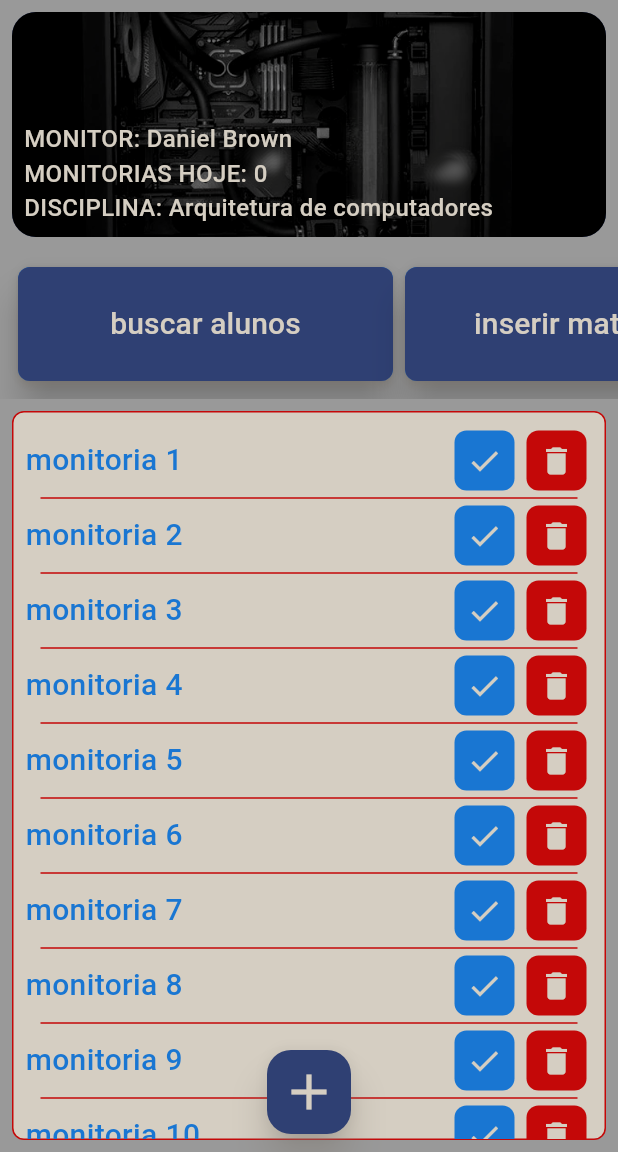
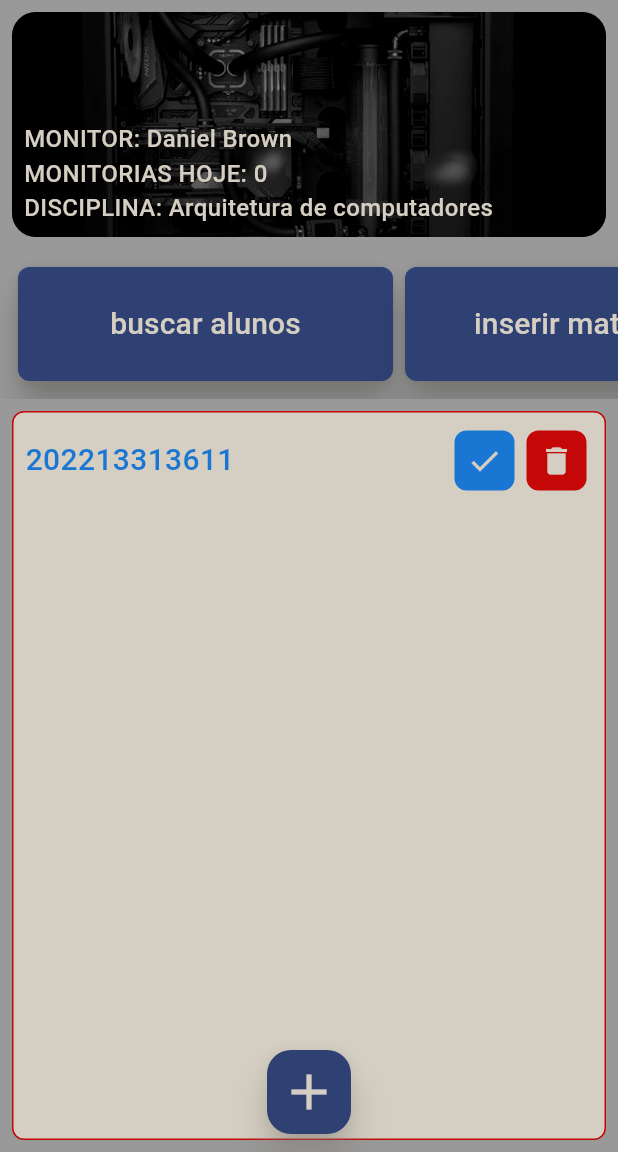
Before and after one commit to DanielBrown1998/USM_Flutter, a Flutter app: the screen it shows after launch, in the side drawer, after a tap on the "check" icon, on a phone screen of 412 x 824 dp, the part 84-1236 px from its top. Run offline on Flutter 3.47's test engine with Material 3 defaults, Android fonts, the phone set to English and light mode, and no system bars; our stand-ins replace date_field; project files that could hold a hidden picture were left out.

Commit message:
wip: add gerenciamento de estados

```diff
--- a/app/lib/components/body.dart
+++ b/app/lib/components/body.dart
@@ -1,7 +1,9 @@
 import "dart:async";
-
+import 'package:provider/provider.dart';
 import "package:flutter/material.dart";
 import "package:app/components/alert_dialog.dart";
+import 'package:app/services/objects/monitoria_objects.dart';
+import 'package:provider/provider.dart';
 
 class ListBody extends StatefulWidget {
   const ListBody({super.key});
@@ -71,21 +73,6 @@ class MonitoriaView extends StatefulWidget {
 }
 
 class _MonitoriaViewState extends State<MonitoriaView> {
-  final List<dynamic> listMonitorias = <dynamic>[
-    "monitoria 1",
-    "monitoria 2",
-    "monitoria 3",
-    "monitoria 4",
-    "monitoria 5",
-    "monitoria 6",
-    "monitoria 7",
-    "monitoria 8",
-    "monitoria 9",
-    "monitoria 10",
-  ];
-
-  final List<dynamic> historyMonitorias = <dynamic>[];
-
   @override
   Widget build(BuildContext context) {
     return Padding(
@@ -99,19 +86,21 @@ class _MonitoriaViewState extends State<MonitoriaView> {
             width: 1,
           ),
         ),
-        child: ListView.separated(
+        child: Consumer<MonitoriaObjects>(builder: (BuildContext context,
+            MonitoriaObjects listMonitorias, Widget? widget) {
+          return ListView.separated(
             padding: const EdgeInsets.all(8.0),
             scrollDirection: Axis.vertical,
             shrinkWrap: true,
             physics: const BouncingScrollPhysics(),
-          itemCount: listMonitorias.length,
+            itemCount: listMonitorias.monitoria.length,
             itemBuilder: (context, int i) {
               return Row(
                 mainAxisAlignment: MainAxisAlignment.spaceBetween,
                 crossAxisAlignment: CrossAxisAlignment.center,
                 children: [
                   Text(
-                  "${listMonitorias[i]}",
+                    listMonitorias.monitoria[i].owner.userName,
                     style: TextStyle(
                       decoration: TextDecoration.none,
                       color: Theme.of(context).primaryColorDark,
@@ -134,12 +123,11 @@ class _MonitoriaViewState extends State<MonitoriaView> {
                             .then((value) {
                           print(value);
                           if (value == true) {
-                          setState(() {
-                            dynamic item = listMonitorias.removeAt(i);
-                            historyMonitorias.add(item);
+                            //dynamic item = listMonitorias.monitoria.removeAt(i);
+                            //notifyListener();
+                            //TODO marcar a monotoria como concluida
                             ScaffoldMessenger.of(context).showSnackBar(
-                                SnackBar(content: Text("$item concluida")));
-                          });
+                                SnackBar(content: Text("${listMonitorias.monitoria[i].owner.userName} realizou a monitoria!")));
                           }
                         } as FutureOr Function(void value));
                       },
@@ -173,18 +161,16 @@ class _MonitoriaViewState extends State<MonitoriaView> {
                             .then((value) {
                           print(value);
                           if (value == true) {
-                          setState(() {
-                            dynamic item = listMonitorias.removeAt(i);
-                            historyMonitorias.add(item);
+                            //dynamic item = listMonitorias.monitoria.removeAt(i);
+                            //notifyListener();
+                            //TODO marcar a monitoria como nao realizada!
                             ScaffoldMessenger.of(context).showSnackBar(SnackBar(
-                                content: Text(" $item nao concluida")));
-                          });
+                                content: Text(" ${listMonitorias.monitoria[i].owner.userName} nao realizou a monitoria")));
                           } else {
                             ScaffoldMessenger.of(context).showSnackBar(
                                 SnackBar(content: Text("cancelada")));
                           }
                         } as FutureOr Function(void value));
-                      ;
                       },
                     ),
                   ])
@@ -200,7 +186,8 @@ class _MonitoriaViewState extends State<MonitoriaView> {
                 endIndent: 10,
               );
             },
-        ),
+          );
+        }),
       ),
     );
   }
--- a/app/lib/main.dart
+++ b/app/lib/main.dart
@@ -1,12 +1,45 @@
+import 'package:app/services/objects/data_user_objects.dart';
+import 'package:app/services/objects/days_objects.dart';
+import 'package:app/services/objects/matricula_objects.dart';
+import 'package:app/services/objects/monitoria_objects.dart';
+import 'package:app/services/objects/user_objects.dart';
+import 'package:app/models/monitoria.dart';
+import 'package:app/models/user.dart';
 import 'package:flutter/material.dart';
 import 'package:app/screen/home_screen.dart';
 import 'package:app/screen/search_student_screen.dart';
 import 'package:app/theme/theme.dart';
-
+import 'package:provider/provider.dart';
 
 void main() {
-  runApp(const MyApp(
-    title: "MON. UERJ-ZO",
+  runApp(MultiProvider(
+    providers: [
+      ChangeNotifierProvider(create: (_) => UserObjects(user: [])),
+      ChangeNotifierProvider(create: (_) => MatriculaObjects(matriculas: [])),
+      ChangeNotifierProvider(create: (_) => MonitoriaObjects(monitoria: [
+        Monitoria(
+          owner: User(
+            email: "daniel@xpto.com",
+            firstName: "Daniel",
+            lastName: "Passos",
+            userName: "202213313611",
+            password: "hash123",
+            isStaff: true,
+            isSuperUser: true,
+            isActive: true,
+            dateJoined: DateTime.now(),
+            lastLogin: DateTime.now()
+          ),
+          date: DateTime.now(),
+          status: 'MARCADA'
+        ),
+      ])),
+      ChangeNotifierProvider(create: (_) => DataUserObjects(dataUser: [])),
+      ChangeNotifierProvider(create: (_) => DaysObjects(days: []))
+    ],
+    child: const MyApp(
+      title: "MON. UERJ-ZO",
+    ),
   ));
 }
 
@@ -53,14 +86,12 @@ class MyApp extends StatelessWidget {
             displaySmall: TextStyle(fontFamily: "Ubuntu", fontSize: 14)),
         useMaterial3: true,
       ),
-
       initialRoute: "/",
-
       routes: {
         "/": (context) => Home(
-          key: Key('home_screen'),
-          title: title,
-        ),
+              key: Key('home_screen'),
+              title: title,
+            ),
         "/search_student": (context) => SearchStudentScreen(),
       },
     );
--- /dev/null
+++ b/app/lib/services/objects/monitoria_objects.dart
@@ -0,0 +1,8 @@
+import "package:app/models/monitoria.dart";
+import "package:flutter/material.dart";
+
+class MonitoriaObjects with ChangeNotifier{
+  List<Monitoria> monitoria;
+
+  MonitoriaObjects({required this.monitoria});
+}
--- a/app/pubspec.yaml
+++ b/app/pubspec.yaml
@@ -35,6 +35,7 @@ dependencies:
   # Use with the CupertinoIcons class for iOS style icons.
   cupertino_icons: ^1.0.8
   date_field: ^6.0.3+1
+  provider: ^6.1.4
 
 dev_dependencies:
   flutter_test:
```
Also changed, not shown: app/lib/services/objects/data_user_objects.dart (added, +9 -0 lines), app/lib/services/objects/days_objects.dart (added, +8 -0 lines), app/lib/services/objects/matricula_objects.dart (added, +8 -0 lines), app/lib/services/objects/user_objects.dart (added, +8 -0 lines), app/lib/services/objects/hours_objects.dart (added), 4 other files. Lines whose indentation alone changed are shown as unchanged.
